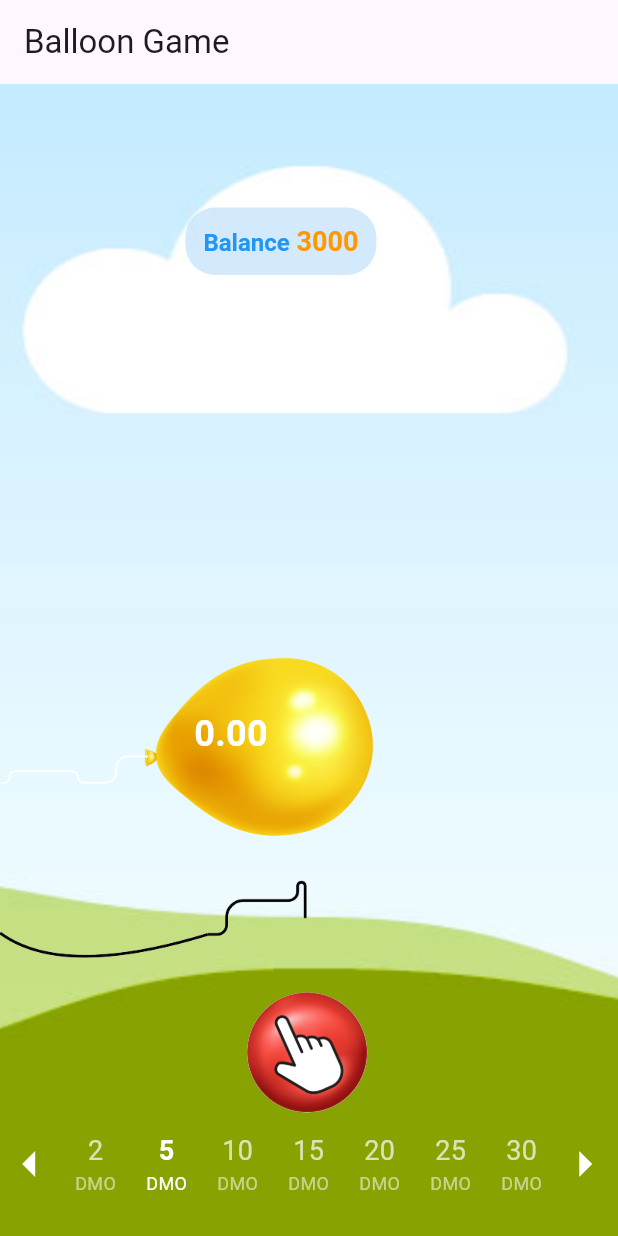
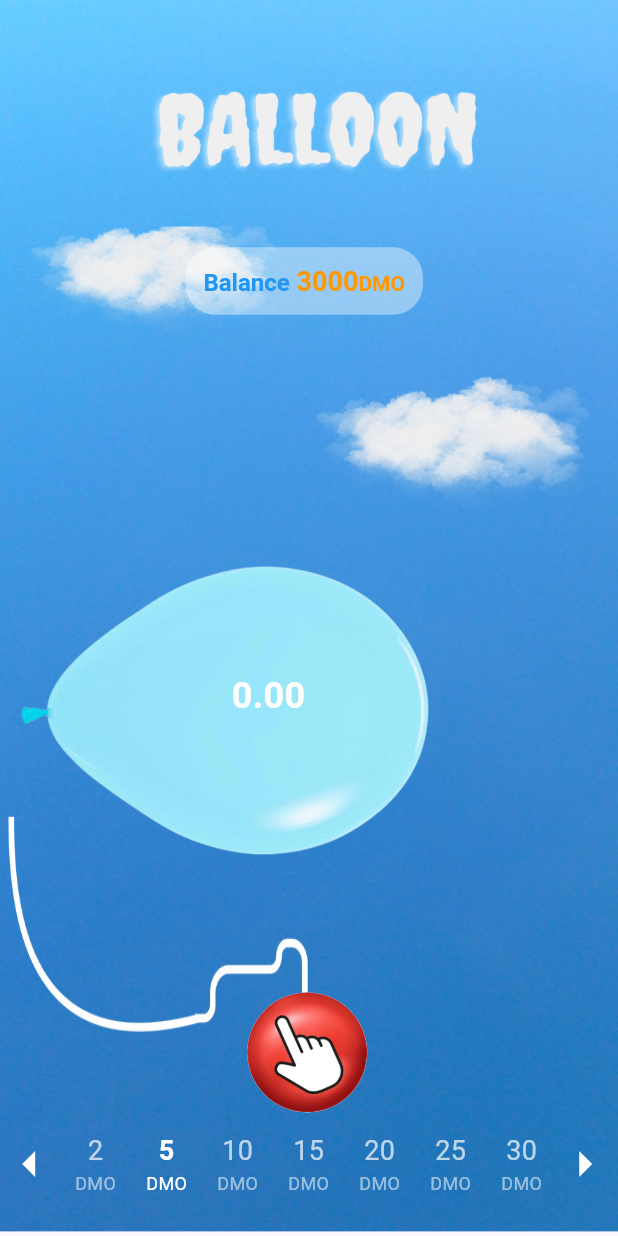
Before and after one commit to SuryavanshiAman/balloon, a Flutter app: the screen it shows after launch, on a phone screen of 412 x 824 dp. Run offline on Flutter 3.47's test engine with Material 3 defaults, Android fonts, the phone set to English and light mode, and no system bars.

Commit message:
3 commit

```diff
--- a/lib/game_controller.dart
+++ b/lib/game_controller.dart
@@ -1,11 +1,11 @@
 import 'package:flutter/cupertino.dart';
 
 class GameController with ChangeNotifier{
-  double _balloonSize = 250.0; // Initial size
+  double _balloonSize = 300.0; // Initial size
   late double _burstThreshold;
   bool _isFlying = false;
   bool _isButtonPressed = false;
-   double _sizeIncrement = 2.0; // Size increase per tick
+   double _sizeIncrement = 3.0; // Size increase per tick
   final List<String> amount = ['2', '5', '10', '15','20','25','30'];
   int _selectedIndex = 1;
   double _multipliedValue = 0.0;
--- a/lib/view/game_screen.dart
+++ b/lib/view/game_screen.dart
@@ -576,7 +576,7 @@ class BalloonScreen extends StatefulWidget {
   _BalloonScreenState createState() => _BalloonScreenState();
 }
 
-class _BalloonScreenState extends State<BalloonScreen> with SingleTickerProviderStateMixin {
+class _BalloonScreenState extends State<BalloonScreen> with TickerProviderStateMixin {
   late AnimationController _controller;
   late Animation<double> _flyAnimation;
   final Random _random = Random();
@@ -591,6 +591,7 @@ bool blast =false;
       gameController.setBurstThreshold(gameController.balloonSize + _random.nextDouble() * 100.0);
 
     });
+
     // Setup animation controller for smooth flying
     _controller = AnimationController(
       vsync: this,
@@ -657,27 +658,28 @@ bool blast =false;
   void _showBurstAnimation(GameController gameController) {
     showDialog(
       barrierColor: Colors.transparent,
+      barrierDismissible: false,
       context: context,
       builder: (context) => AlertDialog(
+        alignment: Alignment.center,
         backgroundColor: Colors.transparent,
-        // title: Text("POP!"),
-        // content: Container(
-        //   height: 100,
-        //   decoration: BoxDecoration(
-        //     image: DecorationImage(image: AssetImage("assets/images/blasat.gif")),
-        //   ),
-        // ),
-        actions: [
-          TextButton(
-            onPressed: () {
-              Navigator.of(context).pop();
-              _resetBalloon(gameController);
-            },
-            child: Text("Restart"),
-          ),
-        ],
+        content:  TextButton(
+          onPressed: () {
+            Navigator.of(context).pop();
+            _resetBalloon(gameController);
+          },
+          child: Container(
+              padding: EdgeInsets.all(12),
+              decoration: BoxDecoration(
+                image: DecorationImage(image: AssetImage(Assets.imagesButton), fit: BoxFit.fill),
+              ),
+              child: Text("Restart the game",style: TextStyle(color: Colors.white,fontSize: 18,fontWeight:FontWeight.w600),)),
+        ),
       ),
     );
+
+
+
   }
 
   void _resetBalloon(GameController gameController) {
@@ -685,7 +687,7 @@ bool blast =false;
 blast=false;
     });
 
-    gameController.setBalloonSize(200.0);
+    gameController.setBalloonSize(300.0);
     gameController.setBurstThreshold(gameController.balloonSize + _random.nextDouble() * 100.0);
     gameController.setIsFlying(false);
     _controller.reset();
@@ -713,7 +715,7 @@ blast=false;
     final gameController = Provider.of<GameController>(context);
 print(blast);
     return Scaffold(
-      appBar: AppBar(title: Text("Balloon Game")),
+      // appBar: AppBar(title: Text("Balloon Game")),
       body: Container(
         decoration: BoxDecoration(
           image: DecorationImage(image: AssetImage("assets/images/bg.png"), fit: BoxFit.fill),
@@ -722,12 +724,12 @@ print(blast);
           // alignment: Alignment.center,
           children: [
             Positioned(
-              top: height*0.1,
+              top: height*0.2,
               left: width*0.3,
               child: Container(
                 padding: EdgeInsets.all(12),
                 decoration: BoxDecoration(
-                  color: Colors.blue.withOpacity(0.2),
+                  color: Colors.white.withOpacity(0.4),
                   borderRadius: BorderRadius.circular(20)
                 ),
                 child: RichText(
@@ -749,18 +751,29 @@ print(blast);
                           ..onTap = () {
                           },
                       ),
+                      TextSpan(
+                        text: 'DMO',
+                        style: const TextStyle(
+                          color: Colors.orange,
+                          fontWeight: FontWeight.w600,fontSize: 14
+                        ),
+                        recognizer: TapGestureRecognizer()
+                          ..onTap = () {
+                          },
+                      ),
                     ],
                   ),
                 ),
               ),
             ),
             // Balloon widget with the multiplied value displayed on it
+
             Positioned(
               bottom: _flyAnimation.value,
               child: AnimatedContainer(
                 duration: Duration(milliseconds: 300),
-                // width: gameController.balloonSize,
                 width: gameController.balloonSize,
+                // width: width*0.8,
                 height: gameController.balloonSize,
                 decoration: BoxDecoration(
                   // color: Colors.red,
@@ -776,7 +789,7 @@ print(blast);
                   child: Padding(
                     padding: const EdgeInsets.only(left: 58.0,bottom: 20),
                     child: Text(
-                      gameController.multipliedValue.toStringAsFixed(2),
+                        blast==true|| gameController.isFlying?"": gameController.multipliedValue.toStringAsFixed(2),
                       style: TextStyle(
                         fontSize: 24,
                         fontWeight: FontWeight.bold,
@@ -789,11 +802,19 @@ print(blast);
             ),
             // GestureDetector for button press
 Positioned(
-  top: height*0.6,
+  top: height*0.66,
+  left: 1,
+
   child: Container(
-    height: height*0.15,
+    height: height*0.18,
       width: width*0.5,
-      child: Image.asset(Assets.imagesPipe)),
+
+      decoration: BoxDecoration(
+          // color: Colors.red,
+        image: DecorationImage(image: AssetImage(Assets.imagesPipe),fit: BoxFit.fill)
+      ),
+      // child: Image.asset(Assets.imagesPipe,fit: BoxFit.fill,),
+  ),
 ),
             Positioned(
               left: width*0.4,
```
Also changed, not shown: lib/test.dart (+93 -200 lines), assets/images/balloon.png, assets/images/bg.png, assets/images/button.png (added), assets/images/flying_ballon.png, assets/images/pipe.png, lib/generated/assets.dart.
